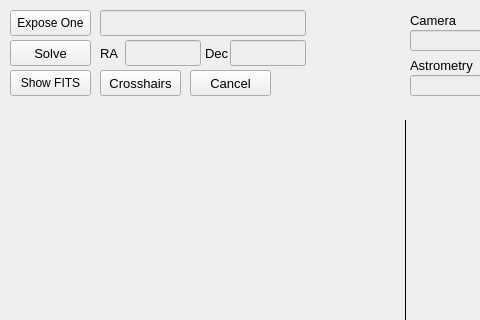
This is mountwizzard/gui/image_dialog_ui.ui in sayitfast/MountWizzard3 as Qt 5 draws it before an edit; both pictures show x 0 to 480 and y 0 to 320 of the 791 by 641 pixel window. The edited form follows.
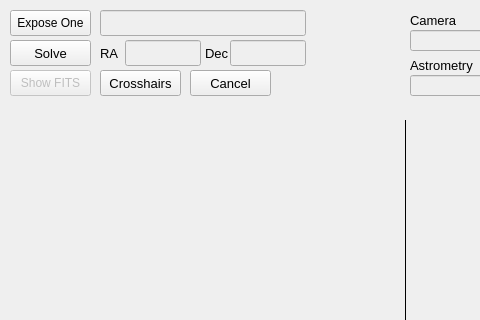
This is the edited form.

```diff
--- a/mountwizzard/gui/image_dialog_ui.ui
+++ b/mountwizzard/gui/image_dialog_ui.ui
@@ -626,6 +626,9 @@
    </property>
   </widget>
   <widget class="QPushButton" name="btn_loadFits">
+   <property name="enabled">
+    <bool>false</bool>
+   </property>
    <property name="geometry">
     <rect>
      <x>10</x>
```
Left out of the diff: 21 changed lines with no effect on the pictures.
